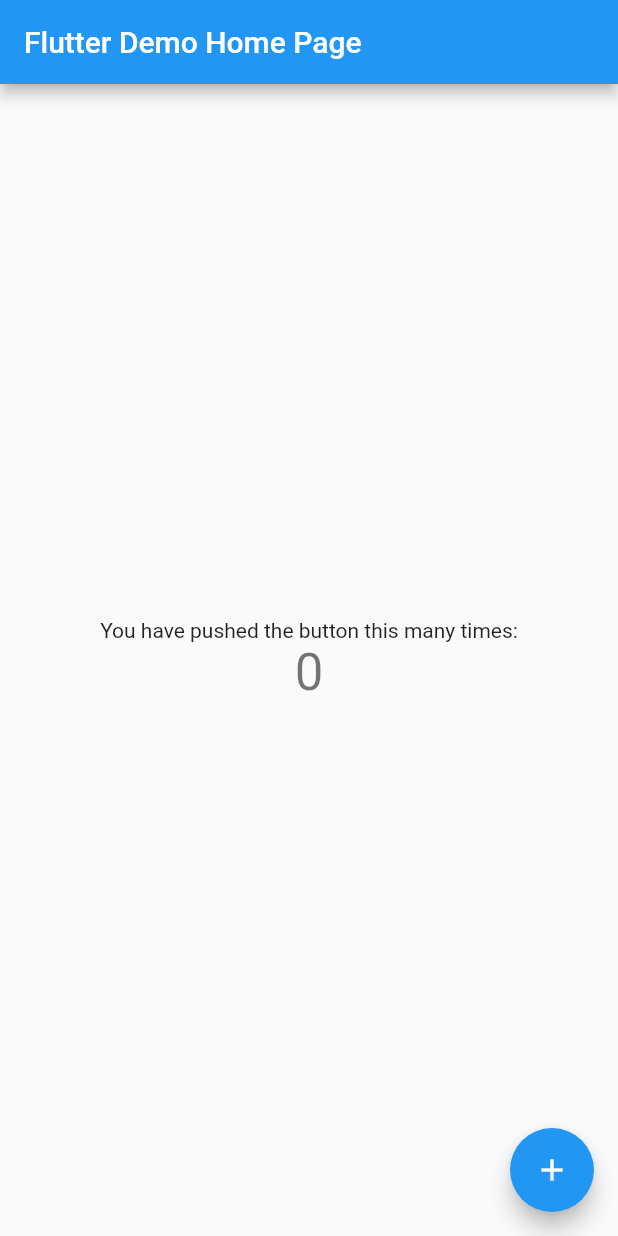
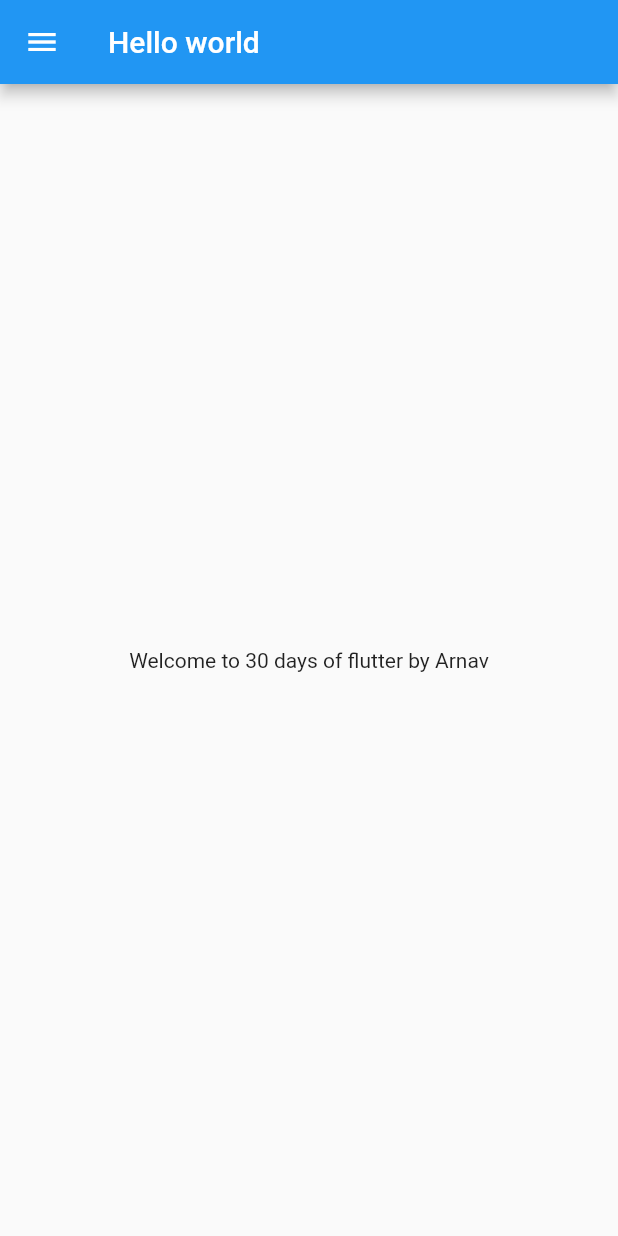
Before and after one commit to arnav-nirankari/Flutter, a Flutter app: the screen it shows after launch, on a phone screen of 412 x 824 dp. Run offline on Flutter 3.47's test engine with Material 2 defaults, Android fonts, the phone set to English and light mode, and no system bars.

Commit message:
day 2 completed

```diff
--- /dev/null
+++ b/lib/hame_page.dart
@@ -0,0 +1,23 @@
+import 'package:flutter/src/widgets/container.dart';
+import 'package:flutter/src/widgets/framework.dart';
+
+import 'package:flutter/material.dart';
+
+class HomePage extends StatelessWidget {
+  final int days = 30;
+  final String name = "Arnav";
+  @override
+  Widget build(BuildContext context) {
+    return Scaffold(
+      appBar: AppBar(
+        title: Text("Hello world"),
+      ),
+      body: Center(
+          child: Container(
+        child: Text("Welcome to $days days of flutter by $name"),
+      ) // Container
+          ), // Center
+      drawer: Drawer(),
+    ); // Material;
+  }
+}
--- a/lib/main.dart
+++ b/lib/main.dart
@@ -1,115 +1,15 @@
 import 'package:flutter/material.dart';
+import 'package:flutter_catalog/hame_page.dart';
 
 void main() {
-  runApp(const MyApp());
+  runApp(MyApp());
 }
 
 class MyApp extends StatelessWidget {
-  const MyApp({super.key});
-
-  // This widget is the root of your application.
   @override
   Widget build(BuildContext context) {
     return MaterialApp(
-      title: 'Flutter Demo',
-      theme: ThemeData(
-        // This is the theme of your application.
-        //
-        // Try running your application with "flutter run". You'll see the
-        // application has a blue toolbar. Then, without quitting the app, try
-        // changing the primarySwatch below to Colors.green and then invoke
-        // "hot reload" (press "r" in the console where you ran "flutter run",
-        // or simply save your changes to "hot reload" in a Flutter IDE).
-        // Notice that the counter didn't reset back to zero; the application
-        // is not restarted.
-        primarySwatch: Colors.blue,
-      ),
-      home: const MyHomePage(title: 'Flutter Demo Home Page'),
-    );
+      home: HomePage(),
+    ); // MaterialApp
   }
 }
-
-class MyHomePage extends StatefulWidget {
-  const MyHomePage({super.key, required this.title});
-
-  // This widget is the home page of your application. It is stateful, meaning
-  // that it has a State object (defined below) that contains fields that affect
-  // how it looks.
-
-  // This class is the configuration for the state. It holds the values (in this
-  // case the title) provided by the parent (in this case the App widget) and
-  // used by the build method of the State. Fields in a Widget subclass are
-  // always marked "final".
-
-  final String title;
-
-  @override
-  State<MyHomePage> createState() => _MyHomePageState();
-}
-
-class _MyHomePageState extends State<MyHomePage> {
-  int _counter = 0;
-
-  void _incrementCounter() {
-    setState(() {
-      // This call to setState tells the Flutter framework that something has
-      // changed in this State, which causes it to rerun the build method below
-      // so that the display can reflect the updated values. If we changed
-      // _counter without calling setState(), then the build method would not be
-      // called again, and so nothing would appear to happen.
-      _counter++;
-    });
-  }
-
-  @override
-  Widget build(BuildContext context) {
-    // This method is rerun every time setState is called, for instance as done
-    // by the _incrementCounter method above.
-    //
-    // The Flutter framework has been optimized to make rerunning build methods
-    // fast, so that you can just rebuild anything that needs updating rather
-    // than having to individually change instances of widgets.
-    return Scaffold(
-      appBar: AppBar(
-        // Here we take the value from the MyHomePage object that was created by
-        // the App.build method, and use it to set our appbar title.
-        title: Text(widget.title),
-      ),
-      body: Center(
-        // Center is a layout widget. It takes a single child and positions it
-        // in the middle of the parent.
-        child: Column(
-          // Column is also a layout widget. It takes a list of children and
-          // arranges them vertically. By default, it sizes itself to fit its
-          // children horizontally, and tries to be as tall as its parent.
-          //
-          // Invoke "debug painting" (press "p" in the console, choose the
-          // "Toggle Debug Paint" action from the Flutter Inspector in Android
-          // Studio, or the "Toggle Debug Paint" command in Visual Studio Code)
-          // to see the wireframe for each widget.
-          //
-          // Column has various properties to control how it sizes itself and
-          // how it positions its children. Here we use mainAxisAlignment to
-          // center the children vertically; the main axis here is the vertical
-          // axis because Columns are vertical (the cross axis would be
-          // horizontal).
-          mainAxisAlignment: MainAxisAlignment.center,
-          children: <Widget>[
-            const Text(
-              'You have pushed the button this many times:',
-            ),
-            Text(
-              '$_counter',
-              style: Theme.of(context).textTheme.headline4,
-            ),
-          ],
-        ),
-      ),
-      floatingActionButton: FloatingActionButton(
-        onPressed: _incrementCounter,
-        tooltip: 'Increment',
-        child: const Icon(Icons.add),
-      ), // This trailing comma makes auto-formatting nicer for build methods.
-    );
-  }
-}
```
Also changed, not shown: 1 other file.
